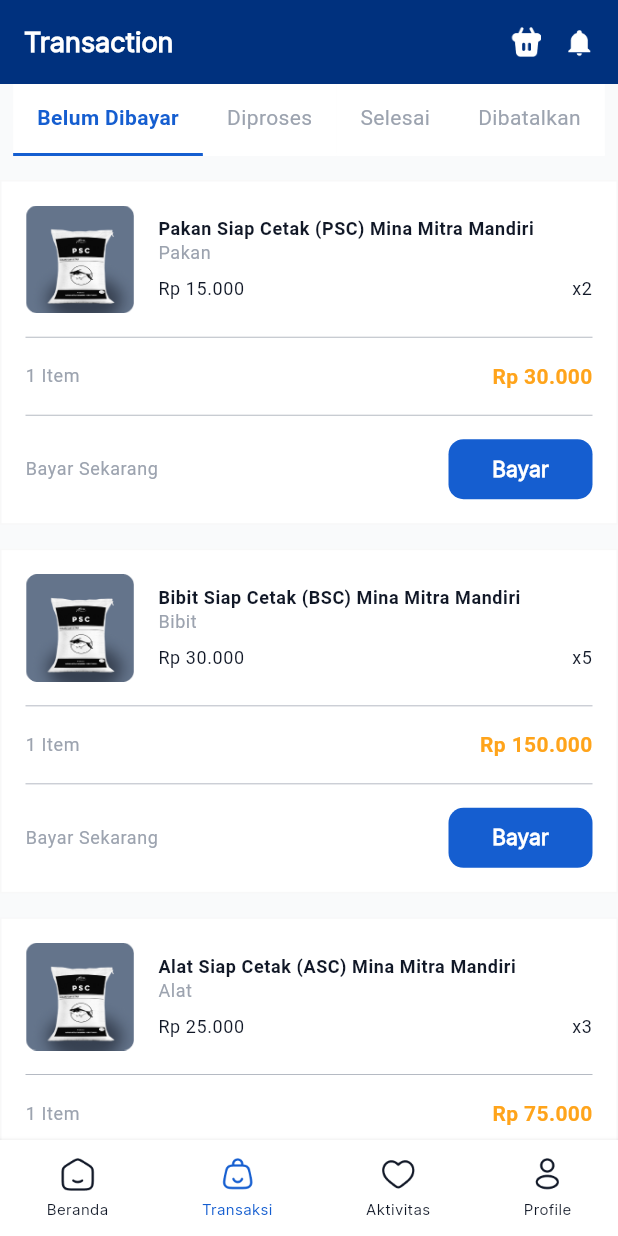
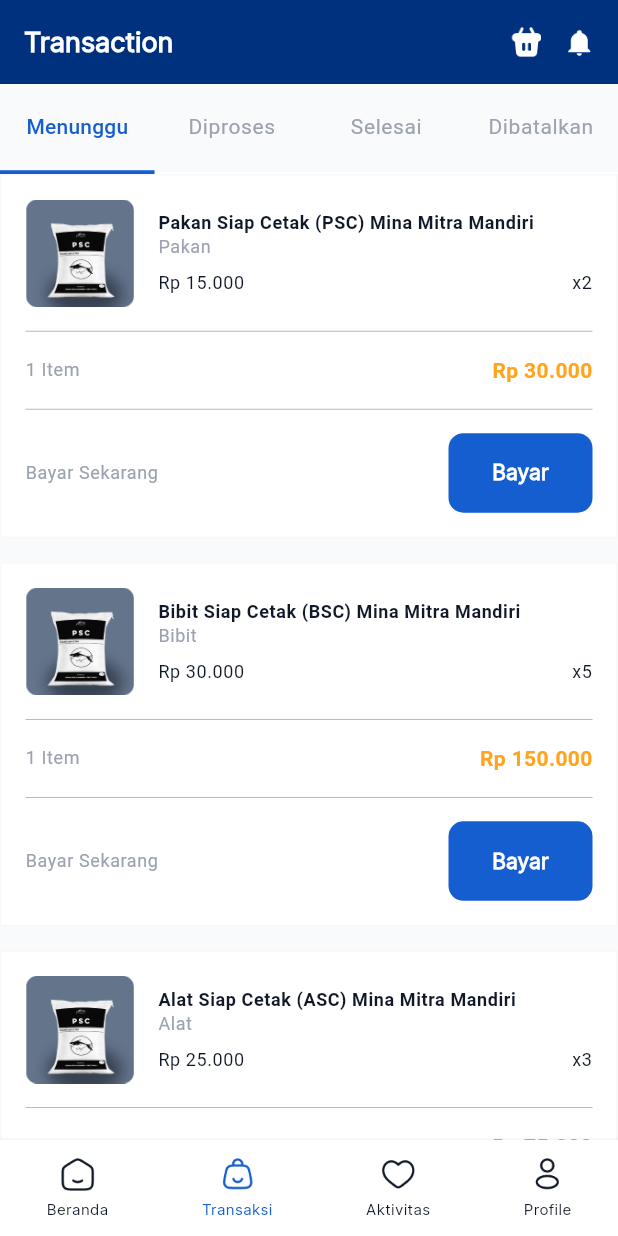
Before and after one commit to minamitra/minamitra-pembudidaya-mobile, a Flutter app: the DashboardPage screen opened directly, item 2 of the bottom bar chosen, on a phone screen of 412 x 824 dp. Run offline on Flutter 3.47's test engine with Material 3 defaults, Android fonts, the light colour scheme and no system bars; our stand-ins replace cached_network_image, carousel_slider, dropdown_button2, equatable, flutter_bloc, flutter_secure_storage and 4 more; missing offline and left inert: flutter_regex, flutter_statusbarcolor_ns, linear_progress_bar; accounts and stored records are empty.

Commit message:
💄 Make a page view at transaction

```diff
--- a/lib/core/components/app_button.dart
+++ b/lib/core/components/app_button.dart
@@ -73,7 +73,7 @@
     this.buttonStyle = _CustomButtonStyle.primary,
     this.isFull = false,
     this.customWidth,
-    this.height = 40.0,
+    this.height = 53.0,
   });
 
   @override
@@ -119,11 +119,12 @@
   AppPrimaryFullButton(
     String text,
     Function() onPressed, {
-    double? height,
+    double height = 53.0,
     Widget? prefixIcon,
   }) : super(
           Row(
             mainAxisAlignment: MainAxisAlignment.center,
+            crossAxisAlignment: CrossAxisAlignment.center,
             children: [
               prefixIcon != null
                   ? Container(
@@ -148,7 +149,7 @@
   AppPrimaryOutlineButton(
     String text,
     Function() onPressed, {
-    double height = 48.0,
+    double height = 53.0,
   }) : super(
           Text(
             text,
--- a/lib/feature/transaction/views/transaction_view.dart
+++ b/lib/feature/transaction/views/transaction_view.dart
@@ -13,84 +13,65 @@
   State<TransactionView> createState() => _TransactionViewState();
 }
 
-class _TransactionViewState extends State<TransactionView> {
-  List<String> menus = [
-    "Belum Dibayar",
-    "Diproses",
-    "Selesai",
-    "Dibatalkan",
-  ];
-  int menuIndex = 0;
+class _TransactionViewState extends State<TransactionView>
+    with SingleTickerProviderStateMixin {
+  late TabController _tabController;
 
-  Widget menuSelect() {
-    return SizedBox(
-      height: 48,
-      child: ListView.builder(
-        scrollDirection: Axis.horizontal,
-        itemCount: menus.length,
-        shrinkWrap: true,
-        itemBuilder: (context, index) {
-          return InkWell(
-            onTap: () {
-              setState(() {
-                menuIndex = index;
-              });
-            },
-            child: Container(
-              padding: const EdgeInsets.fromLTRB(16, 12, 16, 0),
-              decoration: BoxDecoration(
-                color: AppColor.white,
-                border: Border(
-                  bottom: BorderSide(
-                    color:
-                        menuIndex == index ? AppColor.primary : AppColor.white,
-                    width: 2,
-                  ),
-                ),
-              ),
-              child: Text(
-                menus[index],
-                textAlign: TextAlign.start,
-                style: appTextTheme(context).bodyMedium?.copyWith(
-                      fontWeight: menuIndex == index
-                          ? FontWeight.w600
-                          : FontWeight.w400,
-                      color: menuIndex == index
-                          ? AppColor.primary
-                          : AppColor.black[400],
-                    ),
-              ),
-            ),
-          );
-        },
-      ),
-    );
-  }
-
-  Widget menu() {
-    switch (menuIndex) {
-      case 0:
-        return const TransactionUnpaidSection();
-      case 1:
-        return const TransactionProcessSection();
-      case 2:
-        return const TransactionDoneSection();
-      case 3:
-        return const TransactionCancelSection();
-      default:
-        return const TransactionUnpaidSection();
-    }
+  @override
+  void initState() {
+    _tabController = TabController(length: 4, vsync: this);
+    super.initState();
   }
 
   @override
   Widget build(BuildContext context) {
+    Widget tabBar() {
+      return Container(
+        height: 60,
+        decoration: BoxDecoration(color: AppColor.neutral[50]),
+        child: TabBar(
+          controller: _tabController,
+          dividerColor: Colors.white,
+          indicatorSize: TabBarIndicatorSize.tab,
+          indicatorColor: AppColor.primary,
+          indicatorWeight: 2.5,
+          padding: EdgeInsets.zero,
+          labelColor: AppColor.primary,
+          unselectedLabelColor: AppColor.neutral[400],
+          labelStyle:
+              appTextTheme(context).titleMedium?.copyWith(fontSize: 14.0),
+          unselectedLabelStyle:
+              appTextTheme(context).bodySmall?.copyWith(fontSize: 14.0),
+          tabs: const [
+            Tab(text: 'Menunggu'),
+            Tab(text: 'Diproses'),
+            Tab(text: 'Selesai'),
+            Tab(text: 'Dibatalkan'),
+          ],
+        ),
+      );
+    }
+
+    Widget bodyTab() {
+      return Expanded(
+        child: TabBarView(
+          controller: _tabController,
+          children: const [
+            TransactionUnpaidSection(),
+            TransactionProcessSection(),
+            TransactionDoneSection(),
+            TransactionCancelSection(),
+          ],
+        ),
+      );
+    }
+
     return Column(
       mainAxisSize: MainAxisSize.min,
       children: [
-        menuSelect(),
-        const SizedBox(height: 16),
+        tabBar(),
         Expanded(
-          child: menu(),
+          child: bodyTab(),
         ),
       ],
     );
```
